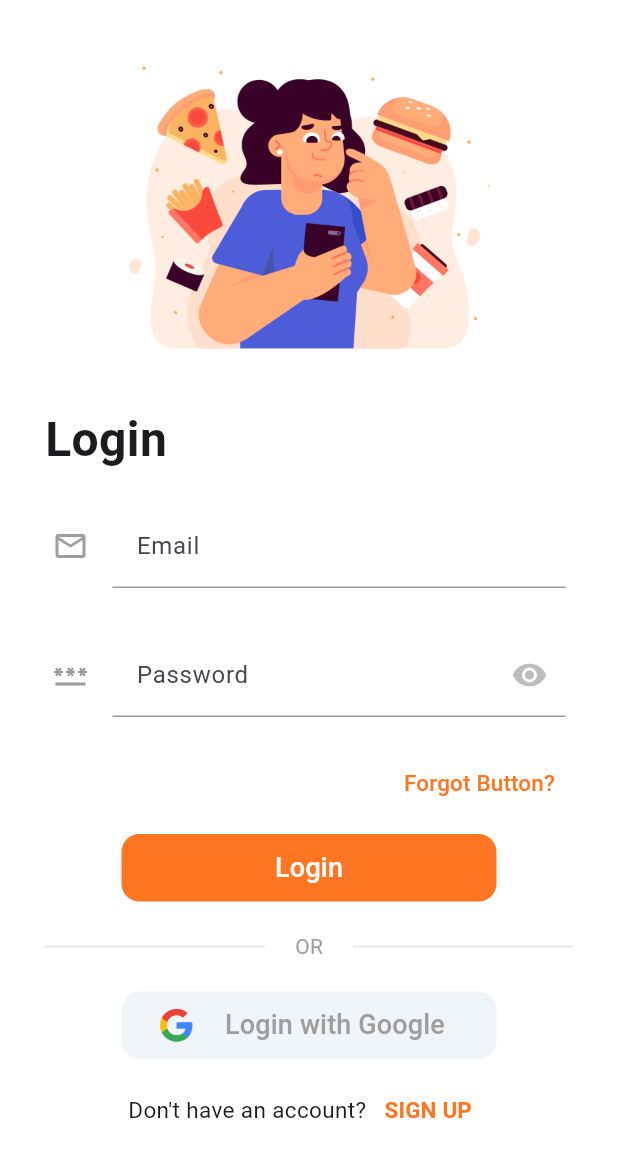
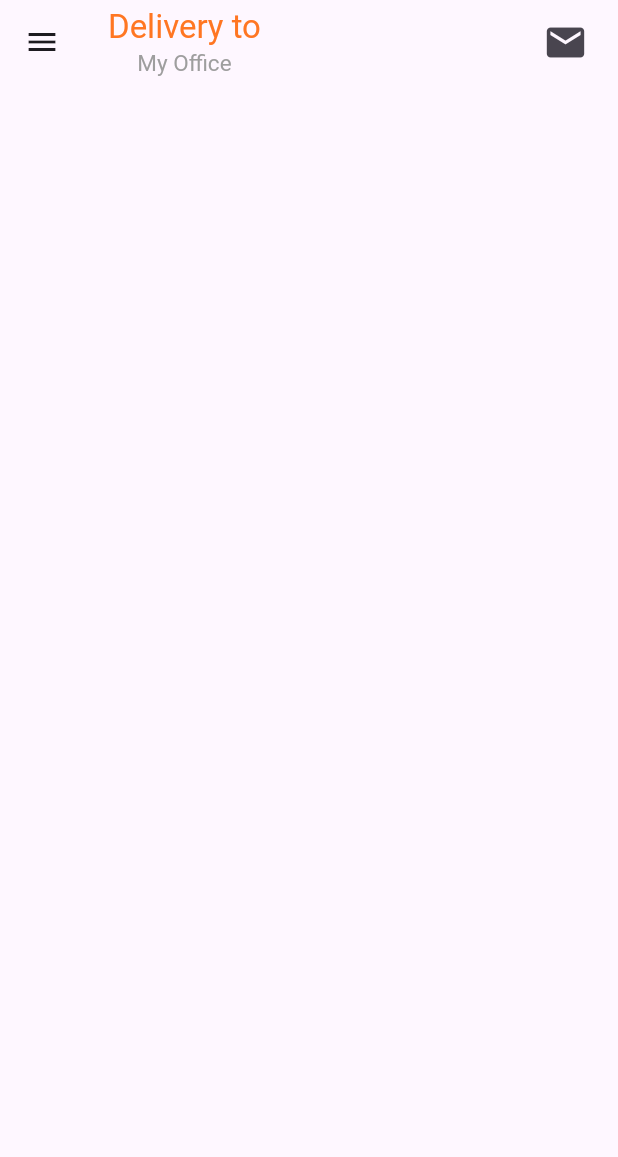
Before and after one commit to ismaildrcn/food-delivery, a Flutter app: the screen it shows after launch, on a phone screen of 412 x 824 dp. Shown: the top 1157 px of the screen. Run offline on Flutter 3.47's test engine with Material 3 defaults, Android fonts, the phone set to English and light mode, and no system bars; our stand-ins replace dots_indicator, flutter_pw_validator, hexcolor.

Commit message:
add some changes

```diff
--- a/lib/main.dart
+++ b/lib/main.dart
@@ -1,5 +1,6 @@
 import 'package:flutter/material.dart';
-import 'package:food_delivery/screens/account/login.dart';
+// import 'package:food_delivery/screens/account/login.dart';
+import 'package:food_delivery/screens/main.dart';
 // import 'package:food_delivery/screens/onboarding/first.dart';
 
 void main() {
@@ -13,7 +14,7 @@ class MyApp extends StatelessWidget {
   Widget build(BuildContext context) {
     return MaterialApp(
       debugShowCheckedModeBanner: false,
-      home: Login(),
+      home: MyArea(),
     );
   }
 }
--- /dev/null
+++ b/lib/screens/components/appbar.dart
@@ -0,0 +1,38 @@
+import 'package:flutter/material.dart';
+import 'package:food_delivery/core/utils/constant.dart';
+import 'package:hexcolor/hexcolor.dart';
+
+class CustomAppBar extends StatelessWidget implements PreferredSizeWidget {
+  const CustomAppBar({super.key});
+
+  @override
+  Widget build(BuildContext context) {
+    return AppBar(
+      leading: Icon(Icons.menu),
+      title: Column(
+        children: [
+          Text(
+            "Delivery to",
+            style: TextStyle(color: HexColor(primaryColor)),
+          ),
+          Text(
+            "My Office",
+            textAlign: TextAlign.start,
+            style: TextStyle(fontSize: 15, color: Colors.grey),
+          )
+        ],
+      ),
+      actions: [
+        Padding(
+            padding: const EdgeInsets.symmetric(horizontal: 20),
+            child: Icon(
+              Icons.mail,
+              size: 30,
+            ))
+      ],
+    );
+  }
+
+  @override
+  Size get preferredSize => Size.fromHeight(kToolbarHeight);
+}
--- /dev/null
+++ b/lib/screens/main.dart
@@ -0,0 +1,17 @@
+import 'package:flutter/material.dart';
+import 'package:food_delivery/screens/components/appbar.dart';
+
+class MyArea extends StatelessWidget {
+  const MyArea({super.key});
+
+  @override
+  Widget build(BuildContext context) {
+    return MaterialApp(
+      debugShowCheckedModeBanner: false,
+      home: Scaffold(
+        appBar: CustomAppBar(),
+        body: Column(),
+      ),
+    );
+  }
+}
```
